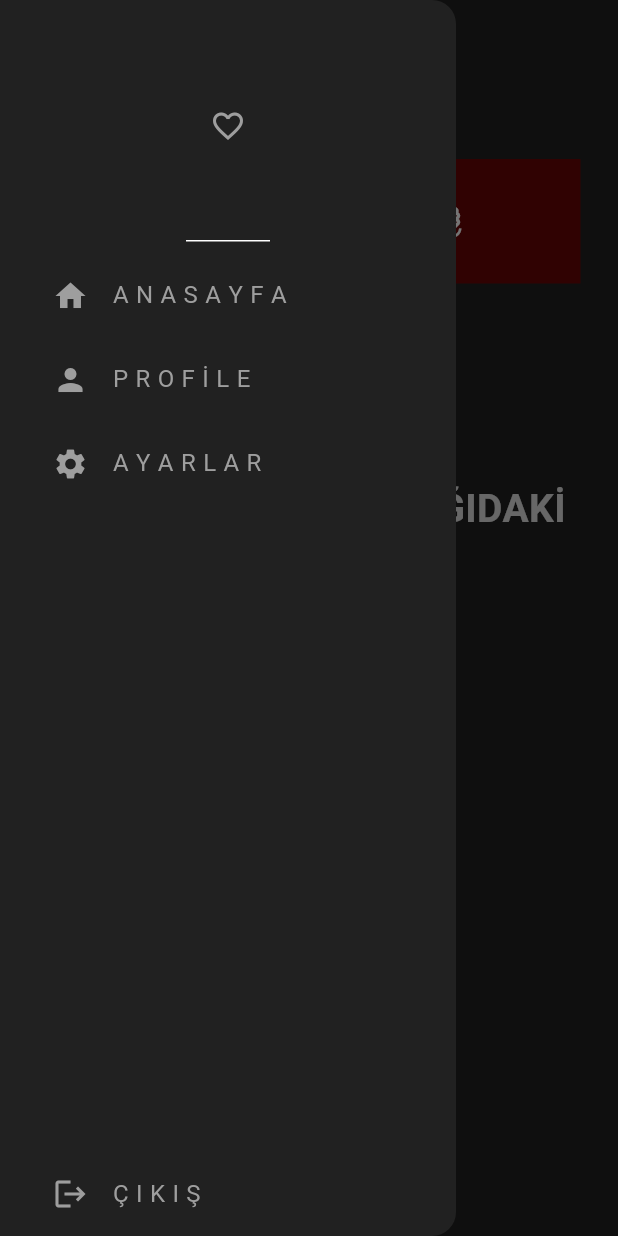
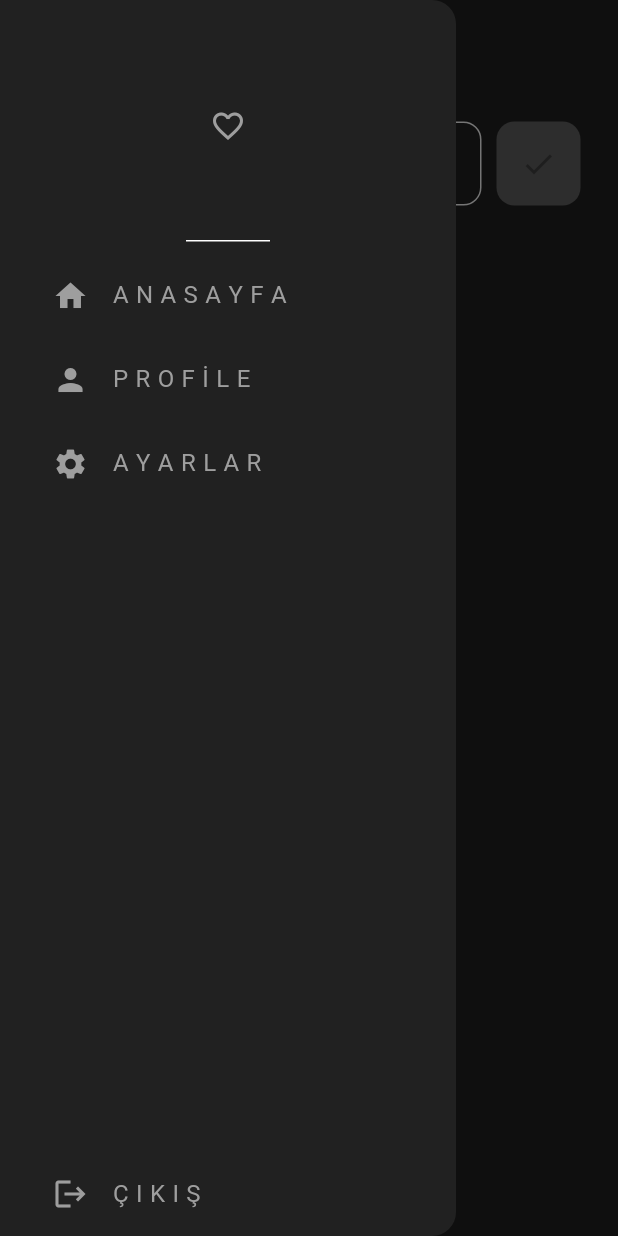
Before and after one commit to iskburcin/DemoAiEmo, a Flutter app: the screen it shows once a user with an empty profile is signed in, with the side drawer open, on a phone screen of 412 x 824 dp. Run offline on Flutter 3.47's test engine with Material 3 defaults, Android fonts, the phone set to English and light mode, and no system bars; our stand-ins replace camera, cloud_firestore, firebase_auth, firebase_core, geocoding, geolocator and 1 more; missing offline and left inert: tflite_v2; accounts and stored records are empty.

Commit message:
posting in the homepage personally

```diff
--- a/lib/database/firestore.dart
+++ b/lib/database/firestore.dart
@@ -1,6 +1,6 @@
 /*
 Kullanıcıların paylaştığı postları burada tutar.
-Firebasedeki "Post" koleksiyonununu içerir
+Firebasedeki "Posts" koleksiyonununu içerir
 
 Her post:
 - mesaj
@@ -26,6 +26,13 @@ class FirestoreDatabase{
       }
     );
   }
-  // Stream<QuerySnapshot> getPos
+  Stream<QuerySnapshot> getPostsStream(){
+    final postsStream = FirebaseFirestore.instance
+    .collection('Posts')
+    .orderBy('TimeStamp', descending: true)
+    .snapshots();
+
+    return postsStream;
+  }
 
 }
--- a/lib/pages/camera_page.dart
+++ b/lib/pages/camera_page.dart
@@ -34,10 +34,10 @@ class _CameraPageState extends State<CameraPage> {
   List<String>? labels;
   @override
   void initState() {
-    super.initState();
     // get available cameras
     loadModel();
     loadCamera();
+    super.initState();
   }
 
   Future<CameraController?> loadCamera() async {
@@ -49,7 +49,7 @@ class _CameraPageState extends State<CameraPage> {
     setState(() {
       cameraController!.startImageStream((imageStream) async {
         //kameradan resimleri al
-        if (!isModelBusy) {
+         if (!isModelBusy) {
           cameraImage =
               imageStream; //modele java formatında resim yüklemek için
           runModel(cameraImage);
@@ -121,14 +121,12 @@ class _CameraPageState extends State<CameraPage> {
 
   Future<void> stopCameraAndModel() async {
     await Tflite.close(); //önce modeli durdur
-    if (cameraController != null) {
       try {
         await cameraController!.stopImageStream();
         await cameraController!.dispose();
       } catch (e) {
         debugPrint("Error stopping camera: $e");
       } //bundan sonra finally olarak camcontrlr ı null yapıyordun - sakın yapma
-    }
   }
 
   @override
--- a/lib/pages/home_page.dart
+++ b/lib/pages/home_page.dart
@@ -1,59 +1,87 @@
+import 'package:demoaiemo/database/firestore.dart';
 import 'package:demoaiemo/util/my_drawer.dart';
+import 'package:demoaiemo/util/my_list_tile.dart';
+import 'package:demoaiemo/util/my_textfields.dart';
+import 'package:demoaiemo/util/my_post_button.dart';
 import 'package:flutter/material.dart';
 
-class HomePage extends StatefulWidget {
-  const HomePage({super.key});
+class HomePage extends StatelessWidget {
+  HomePage({super.key});
 
-  @override
-  State<HomePage> createState() => _HomePageState();
-}
+  FirestoreDatabase databse = FirestoreDatabase();
+  final TextEditingController newPostController = TextEditingController();
 
-class _HomePageState extends State<HomePage> {
+  void postMessage() {
+    if (newPostController.text.isNotEmpty) {
+      String message = newPostController.text;
+      databse.addPost(message);
+    }
+    newPostController.clear();
+  }
+
   @override
   Widget build(BuildContext context) {
     return Scaffold(
       appBar: AppBar(
         title: const Text("AIEmo"),
       ),
+      drawer: const MyDrawer(),
       body: Column(
         mainAxisAlignment: MainAxisAlignment.spaceBetween,
         // padding:const EdgeInsets.only(left: 120,right: 120,top: 120),
         children: [
-          Column(
-            children: [
-              Container(
-                height: 50,
-              ),
-              Container(
-                margin: const EdgeInsets.symmetric(horizontal: 25),
-                width: MediaQuery.sizeOf(context).width,
-                padding: const EdgeInsets.all(20),
-                decoration:
-                    const BoxDecoration(color: Color.fromARGB(255, 104, 5, 5)),
-                child: const Row(
-                  mainAxisAlignment: MainAxisAlignment.center,
-                  children: [
-                    Text(
-                      "Hello BRM !!  ",
-                      style: TextStyle(fontSize: 30),
-                    ),
-                    Icon(Icons.waving_hand_outlined)
-                  ],
+          Expanded(
+            child: Column(
+              children: [
+                Padding(
+                  padding: const EdgeInsets.all(25),
+                  child: Row(
+                    children: [
+                      Expanded(
+                          child: MyTextfield(
+                              hintText: "Bir şeyler paylaş",
+                              obscureText: false,
+                              controller: newPostController)),
+                      MyPostButton(onTap: postMessage)
+                    ],
+                  ),
                 ),
-              ),
-              Container(
-                height: 70,
-              ),
-              const Padding(
-                padding: EdgeInsets.all(25.0),
-                child: Text(
-                  "                SELAM!!!\nBAŞLAMAK İÇİN AŞAĞIDAKİ\n             BUTONA BAS ",
-                  style: TextStyle(fontSize: 26, fontWeight: FontWeight.bold),
-                ),
-              ),
-            ],
+                StreamBuilder(
+                    stream: databse.getPostsStream(),
+                    builder: (context, snapshot) {
+                      if (snapshot.connectionState == ConnectionState.waiting) {
+                        return Center(
+                          child: CircularProgressIndicator(),
+                        );
+                      }
+
+                      final posts = snapshot.data!.docs;
+                      if (snapshot.data == null || posts.isEmpty) {
+                        return const Center(
+                          child: Padding(
+                            padding: EdgeInsets.all(25),
+                            child: Text("No posts... post something!"),
+                          ),
+                        );
+                      }
+                      return Expanded(
+                          child: ListView.builder(
+                              itemCount: posts.length,
+                              itemBuilder: (context, index) {
+                                final post = posts[index];
+                                String message = post['PostMessage'];
+                                String userEmail = post['UserEmail'];
+                                String Timestamp = post['TimeStamp'].toString();
+
+                                return MyListTile(
+                                    title: message, subTitle: userEmail);
+                              }));
+                    })
+              ],
+            ),
           ),
           Container(
+            // Camera Icon
             padding: const EdgeInsets.all(15),
             height: 100,
             width: 100,
@@ -72,7 +100,6 @@ class _HomePageState extends State<HomePage> {
           )
         ],
       ),
-      drawer: const MyDrawer(),
     );
   }
 }
--- a/lib/pages/suggestion_page.dart
+++ b/lib/pages/suggestion_page.dart
@@ -18,7 +18,7 @@ class _SuggestionPageState extends State<SuggestionPage> {
   List<String> _myDecisionSuggestions = [];
   List<String> _mostChosenSuggestions = [];
   bool _isLoading = true;
-  String url = 'http://192.168.137.1:5000';
+  String url = 'http:/192.168.1.106:5000';
 
   @override
   void didChangeDependencies() {
@@ -44,6 +44,7 @@ class _SuggestionPageState extends State<SuggestionPage> {
   Future<void> _fetchActivitySuggestion() async {
     final args = _getRouteArguments();
     if (args == null) return;
+    print(args['emotion']);
 
     final userDoc = await _getUserDocument();
     if (userDoc == null) return;
@@ -65,6 +66,7 @@ class _SuggestionPageState extends State<SuggestionPage> {
         'cinsiyet': gender,
         'mood': args["emotion"],
       });
+
 
       print('Status Code: ${response.statusCode}');
       print('Response Body: ${response.body}');
--- a/lib/system/function.dart
+++ /dev/null
@@ -1,6 +0,0 @@
-import 'package:http/http.dart' as http;
-
-fetchdata(String url) async {
-  http.Response response = await http.get(Uri.parse(url));
-  return response.body;
-}
--- a/lib/system/my_provider.dart
+++ b/lib/system/my_provider.dart
@@ -13,8 +13,7 @@ class MyProvider extends ChangeNotifier {
   }
 
   Future<String> makePostRequest(String base64Image) async {
-    String url = 'http://192.168.1.91:5000/predict_emotion';
-    // String url = 'http://10.73.52.29:5000/predict_emotion';
+    String url = 'http://192.168.1.106:5000/predict';
     final response = await http.post(
       Uri.parse(url),
       headers: {'Content-Type': 'application/json'},
--- a/lib/util/labeled_radio_button.dart
+++ b/lib/util/labeled_radio_button.dart
@@ -4,11 +4,11 @@ final List<String> genderList = ['Erkek', 'Kadın'];
 
 class LabeledRadio extends StatefulWidget {
   const LabeledRadio({
-    Key? key,
+    super.key,
     required this.groupValue,
     required this.onChanged,
     required this.controller,
-  }) : super(key: key);
+  });
 
   final String groupValue;
   final ValueChanged<String> onChanged;
--- a/lib/util/post_button.dart
+++ b/lib/util/my_post_button.dart
@@ -1,8 +1,9 @@
 import 'package:flutter/material.dart';
 
-class PostButton extends StatelessWidget {
+class MyPostButton extends StatelessWidget {
   final void Function()? onTap;
-  const PostButton({super.key, required this.onTap});
+
+  const MyPostButton({super.key, required this.onTap});
 
   @override
   Widget build(BuildContext context) {
@@ -13,8 +14,8 @@ class PostButton extends StatelessWidget {
           color: Theme.of(context).colorScheme.secondary,
           borderRadius: BorderRadius.circular(12)
         ),
-        padding: const EdgeInsets.all(16),
-        margin: const EdgeInsets.only(left: 12),
+        padding: EdgeInsets.all(16),
+        margin: EdgeInsets.only(left: 10),
         child: Center(
           child: Icon(Icons.done,
           color: Theme.of(context).colorScheme.primary,),
```
Also changed, not shown: lib/main.dart (+0 -13 lines), lib/pages/activity_page.dart (+49 -18 lines), lib/pages/approved_activities_page.dart (added, +61 -0 lines), lib/util/my_back_button.dart (deleted, +0 -14 lines), lib/util/my_list_tile.dart (added, +27 -0 lines), lib/util/suggestion_toggles.dart (+6 -1 lines).
